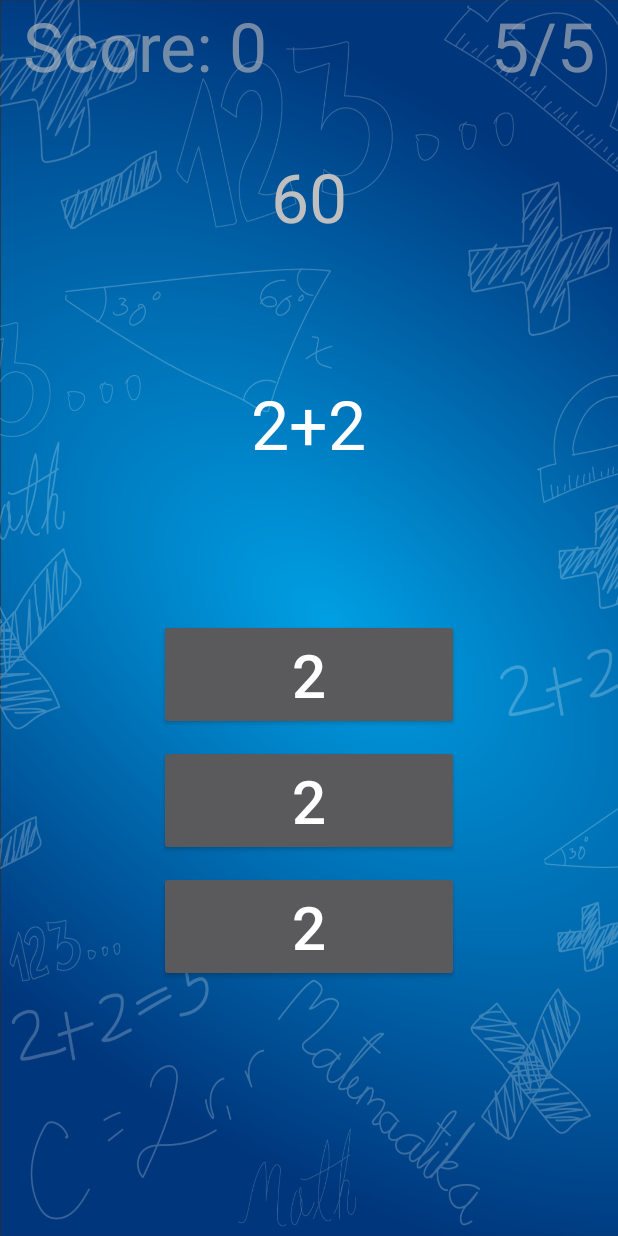
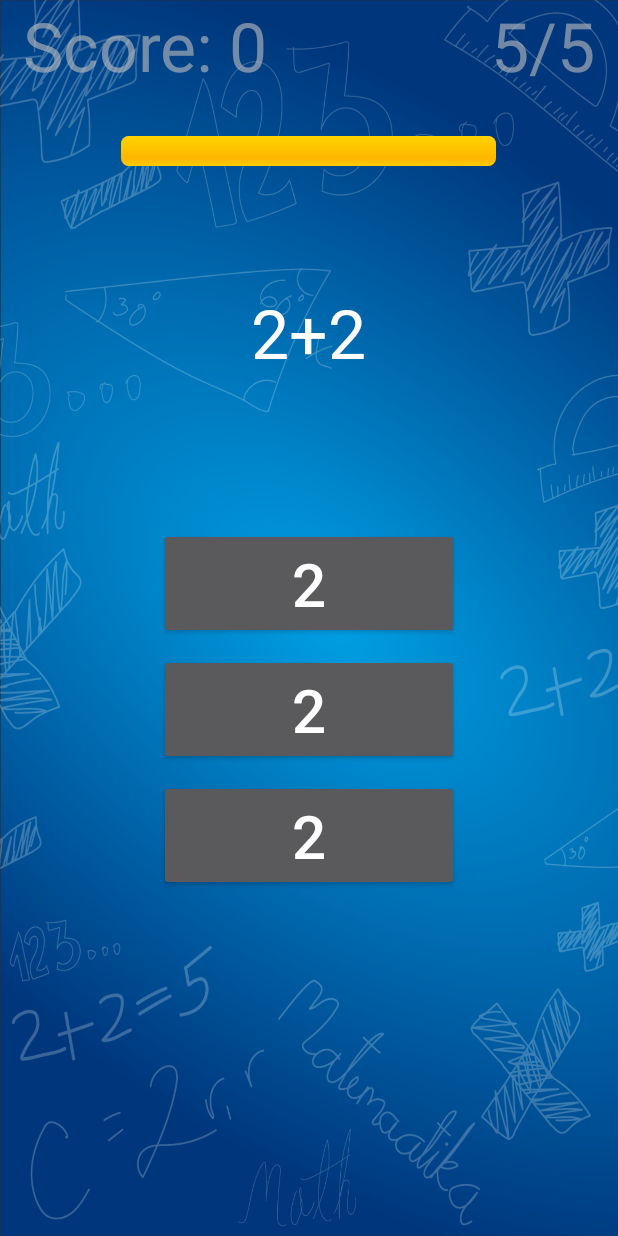
Before and after one commit to psarri/Mobiilirakendused-Grupp_5-1, an Android app: the Game screen opened directly, with no data from a screen before it, on a phone screen of 412 x 824 dp. Run offline under Robolectric (Android 15) with nearby library versions, the phone set to English and light mode, and no system bars; 8 statements that could not run were skipped.

Commit message:
Ref#21&22: created a smooth progress bar and fixed timer bug (Ref#22)

```diff
--- a/app/src/main/res/layout/activity_game.xml
+++ b/app/src/main/res/layout/activity_game.xml
@@ -37,16 +37,16 @@
             android:textSize="45sp" />
     </RelativeLayout>
 
-    <TextView
-        android:id="@+id/timer"
-        android:layout_width="wrap_content"
+    <ProgressBar
+        android:id="@+id/determinateBar"
+        style="@android:style/Widget.ProgressBar.Horizontal"
+        android:layout_width="250dp"
         android:layout_height="wrap_content"
         android:layout_gravity="center_horizontal"
-        android:layout_marginTop="10dp"
-        android:layout_marginBottom="10dp"
-        android:text="@string/time"
-        android:textColor="@color/colorGray"
-        android:textSize="45sp" />
+        android:width="200dp"
+        android:progress="5000"
+        android:max="5000"
+        android:min="0"/>
 
     <TextView
         android:id="@+id/statusMessage"
```
Also changed, not shown: app/src/main/java/com/tlu/mathapp/Game.java (+26 -9 lines).
